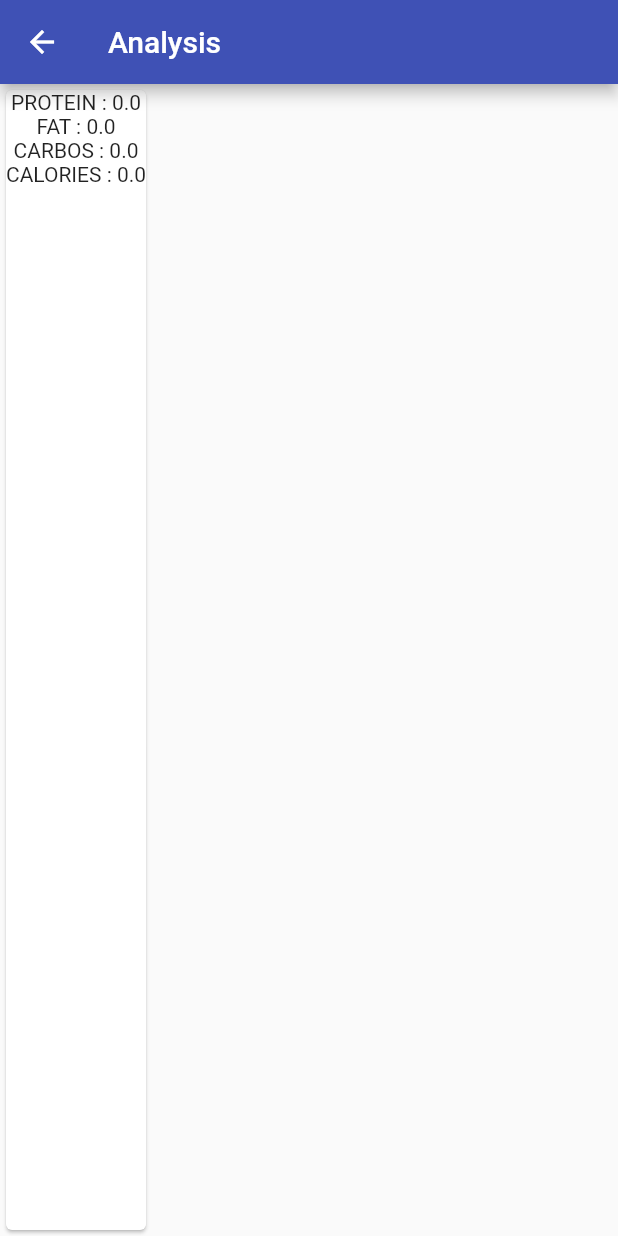
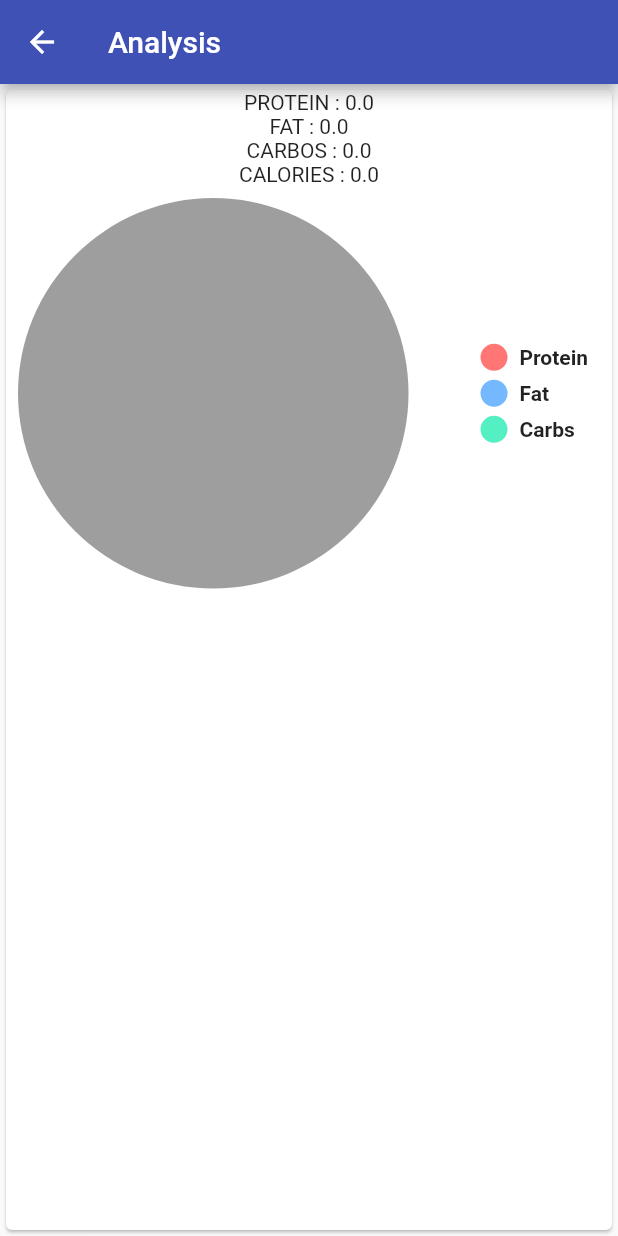
Before and after one commit to ShreshthSingh/Victor, a Flutter app: the MealsScreen screen opened by its route, scrolled down 576 dp, after a tap on "Analysis", on a phone screen of 412 x 824 dp. Run offline on Flutter 3.47's test engine with Material 2 defaults, Android fonts, the phone set to English and light mode, and no system bars; drawn by our look-alikes of pie_chart; our stand-ins replace sqflite; missing offline and left inert: flutter_timer; accounts and stored records are empty.

Commit message:
pie charts added

```diff
--- a/lib/main.dart
+++ b/lib/main.dart
@@ -10,6 +10,7 @@ import 'package:victor/screens/exercises_screen.dart';
 import 'package:victor/screens/meal_analysis.dart';
 import 'package:victor/screens/meals_screen.dart';
 import 'package:victor/screens/mexercise.dart';
+import 'package:victor/screens/session_result.dart';
 import 'package:victor/screens/sign_up.dart';
 import 'package:victor/screens/splash_screen.dart';
 import 'package:victor/screens/timer.dart';
@@ -48,7 +49,8 @@ class MyApp extends StatelessWidget {
             '/cardioexercise': (ctx) => CardioExerciseScreen(),
             '/mexercise': (ctx) => MExerciseScreen(),
             '/meals': (ctx) => MealsScreen(),
-            '/mealanalysis': (ctx) => Analysis()
+            '/mealanalysis': (ctx) => Analysis(),
+            '/sessionresult': (ctx) => SessionResult()
           },
         ));
   }
--- a/lib/providers/meal_cart.dart
+++ b/lib/providers/meal_cart.dart
@@ -63,13 +63,18 @@ class CartMeals with ChangeNotifier {
       fat += value.fat;
       calories += value.calories;
     });
+
+    // notifyListeners();
+    return {
+      'protein': double.parse((protein).toStringAsFixed(2)),
+      'carbs': double.parse((carbs).toStringAsFixed(2)),
+      'fat': double.parse((fat).toStringAsFixed(2)),
+      'calories': double.parse((calories).toStringAsFixed(2))
+    };
+  }
+
+  void clearMeals() {
     _cartMeals.clear();
     notifyListeners();
-    return {
-      'protein': protein,
-      'carbs': carbs,
-      'fat': fat,
-      'calories': calories
-    };
   }
 }
--- a/lib/screens/meal_analysis.dart
+++ b/lib/screens/meal_analysis.dart
@@ -1,6 +1,7 @@
 import 'package:flutter/material.dart';
 import 'package:provider/provider.dart';
 import '../providers/meal_cart.dart';
+import 'package:pie_chart/pie_chart.dart';
 
 class Analysis extends StatelessWidget {
   @override
@@ -12,13 +13,21 @@ class Analysis extends StatelessWidget {
         title: Text('Analysis'),
       ),
       body: Card(
+          child: Container(
+        width: MediaQuery.of(context).size.width,
         child: Column(
           children: <Widget>[
             Text('PROTEIN : ' + mealData['protein'].toString()),
             Text('FAT : ' + mealData['fat'].toString()),
             Text('CARBOS : ' + mealData['carbs'].toString()),
             Text('CALORIES : ' + mealData['calories'].toString()),
+            PieChart(dataMap: {
+              'Protein': mealData['protein'],
+              'Fat': mealData['fat'],
+              'Carbs': mealData['carbs']
+            })
           ],
+        ),
       )),
     );
   }
--- a/lib/screens/meals_screen.dart
+++ b/lib/screens/meals_screen.dart
@@ -1,5 +1,6 @@
 import 'package:flutter/material.dart';
 import 'package:path/path.dart';
+import 'package:victor/providers/meal_cart.dart';
 import '../widgets/meal_item.dart';
 import 'package:provider/provider.dart';
 import '../providers/meal.dart';
@@ -16,6 +17,22 @@ class MealsScreen extends StatelessWidget {
     return Scaffold(
       appBar: AppBar(
         title: Text('Choose Todays Meals'),
+        actions: <Widget>[
+          RaisedButton.icon(
+              color: Colors.red,
+              onPressed: () {
+                Provider.of<CartMeals>(context, listen: false).clearMeals();
+                Navigator.of(context).pushReplacementNamed('/meals');
+              },
+              icon: Icon(
+                Icons.autorenew,
+                color: Colors.white,
+              ),
+              label: Text(
+                'REFRESH',
+                style: TextStyle(color: Colors.white),
+              ))
+        ],
       ),
       body: Column(
         children: <Widget>[
@@ -30,7 +47,10 @@ class MealsScreen extends StatelessWidget {
               color: Colors.white,
             ),
             color: Colors.red,
-            label: Text('Analysis'),
+            label: Text(
+              'Analysis',
+              style: TextStyle(color: Colors.white),
+            ),
             onPressed: () => goToAnalysis(context),
           )
         ],
--- a/lib/screens/splash_screen.dart
+++ b/lib/screens/splash_screen.dart
@@ -47,7 +47,7 @@ class _SplashScreenState extends State<SplashScreen> {
     List<User> users = Provider.of<Users>(context).users;
     return Scaffold(
         appBar: AppBar(
-          title: Text('Victor beta'),
+          title: Text('Victor'),
         ),
         drawer: MainDrawer(),
         body: isLoading == true
--- a/lib/widgets/main_drawer.dart
+++ b/lib/widgets/main_drawer.dart
@@ -52,7 +52,7 @@ class MainDrawer extends StatelessWidget {
                   fontSize: 18),
             ),
             onTap: () {
-              Navigator.of(context).pushNamed('/adduser');
+              Navigator.of(context).pushNamed('/sessionresult');
               // Navigator.of(context).pop();
             },
           ),
--- a/lib/widgets/meal_item.dart
+++ b/lib/widgets/meal_item.dart
@@ -16,6 +16,7 @@ class _MealItemState extends State<MealItem> {
   var quantity = 0;
   var done = false;
   var _quantity = TextEditingController();
+
   @override
   Widget build(BuildContext context) {
     final meal = Provider.of<Meals>(context, listen: false).getMeal(widget.id);
--- a/pubspec.yaml
+++ b/pubspec.yaml
@@ -34,6 +34,7 @@ dependencies:
   path: ^1.6.4
   url_launcher: ^5.5.0
   flutter_timer: ^0.0.6
+  pie_chart: ^3.1.1
 
 
 dev_dependencies:
```
Also changed, not shown: lib/screens/session_result.dart (+38 -0 lines). Lines whose indentation alone changed are shown as unchanged.
